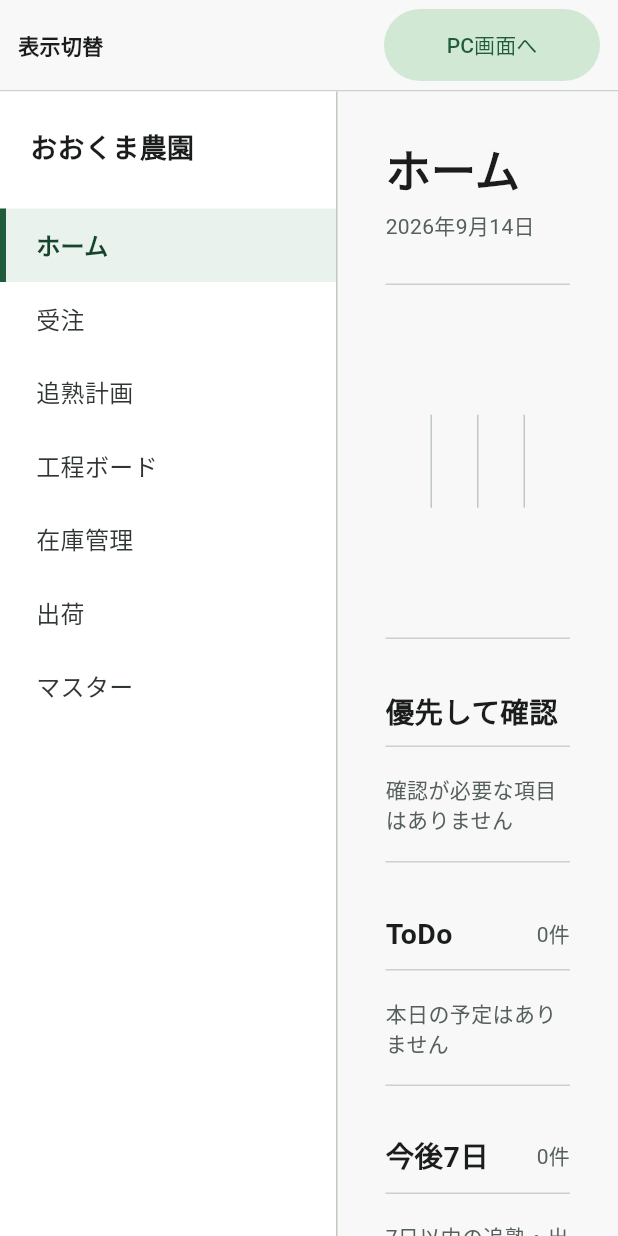
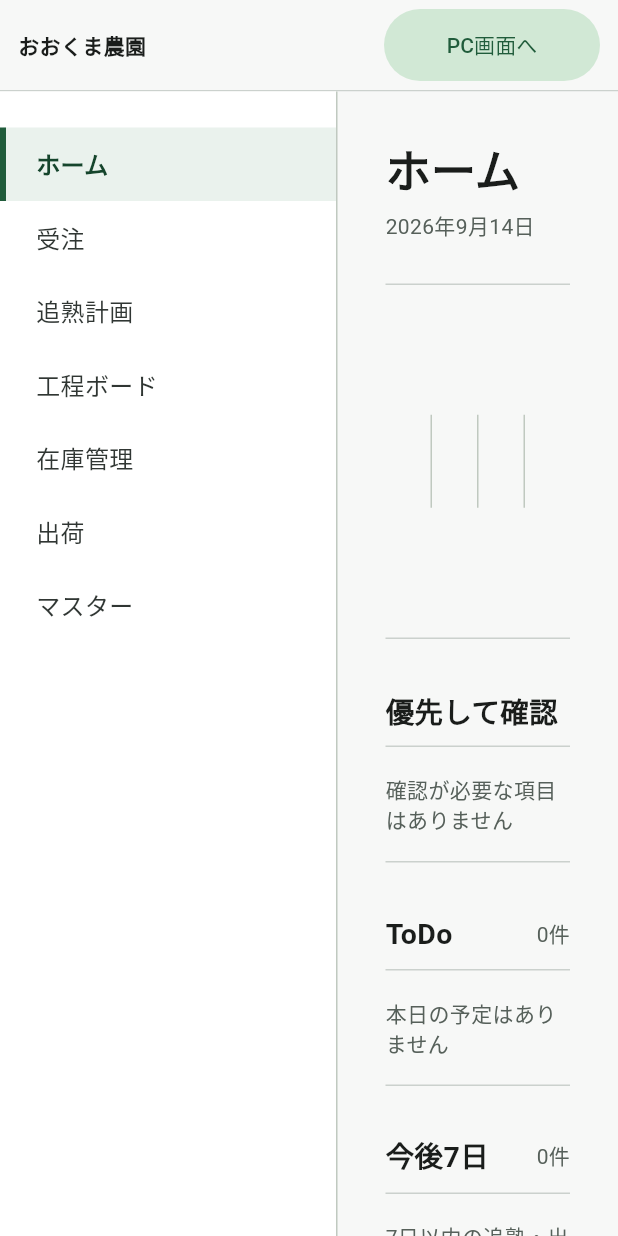
Before and after one commit to Re-Ochuns/Kiwi_peoducts, a Flutter app: the ManagerHomePage screen opened directly, on a phone screen of 412 x 824 dp. Run offline on Flutter 3.47's test engine with Material 3 defaults, Android fonts, the phone set to English and light mode, and no system bars; our stand-ins replace supabase_flutter, web; missing offline and left inert: dart:js_interop; accounts and stored records are empty.

Commit message:
ui: move farm name into the shared header

```diff
--- a/apps/kiwi_inventory/lib/core/display_mode_shell.dart
+++ b/apps/kiwi_inventory/lib/core/display_mode_shell.dart
@@ -74,7 +74,7 @@ class _DisplayModeShellState extends State<DisplayModeShell> {
                 children: [
                   const Expanded(
                     child: Text(
-                      '表示切替',
+                      'おおくま農園',
                       style: TextStyle(fontWeight: FontWeight.bold),
                     ),
                   ),
--- a/apps/kiwi_inventory/lib/main.dart
+++ b/apps/kiwi_inventory/lib/main.dart
@@ -403,7 +403,7 @@ class _WorkerHomePageState extends State<WorkerHomePage> {
   @override
   Widget build(BuildContext context) {
     return Scaffold(
-      appBar: _plainAppBar('おおくま農園', onSignOut: onSignOut),
+      appBar: _plainAppBar('作業ホーム', onSignOut: onSignOut),
       body: SafeArea(
         child: Align(
           alignment: Alignment.topCenter,
@@ -1463,14 +1463,6 @@ class ManagerNavigation extends StatelessWidget {
             child: Column(
               crossAxisAlignment: CrossAxisAlignment.stretch,
               children: [
-                const Padding(
-                  padding: EdgeInsets.symmetric(horizontal: 20),
-                  child: Text(
-                    'おおくま農園',
-                    style: TextStyle(fontSize: 18, fontWeight: FontWeight.w700),
-                  ),
-                ),
-                const SizedBox(height: 28),
                 for (final item in items)
                   NavigationItem(
                     label: item,
```
Also changed, not shown: 7 other files.
